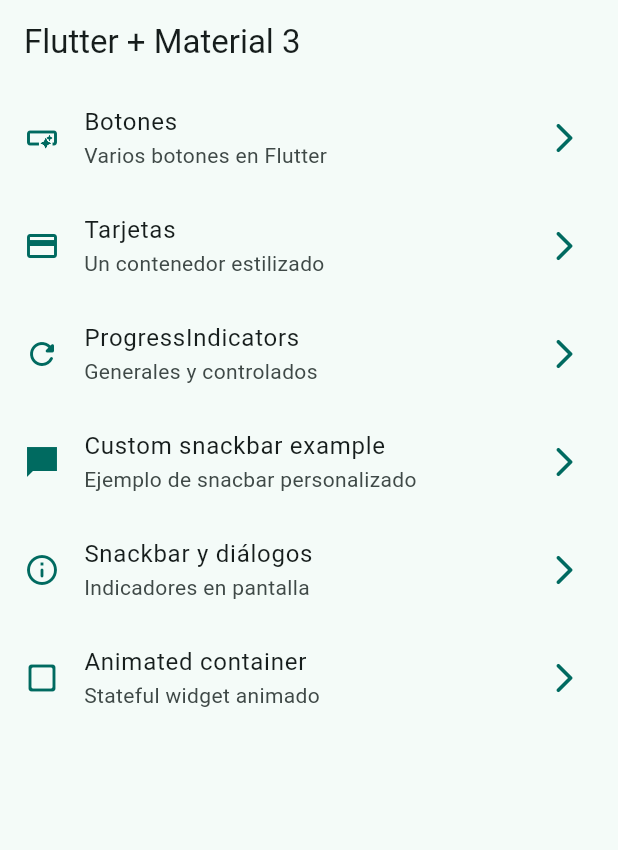
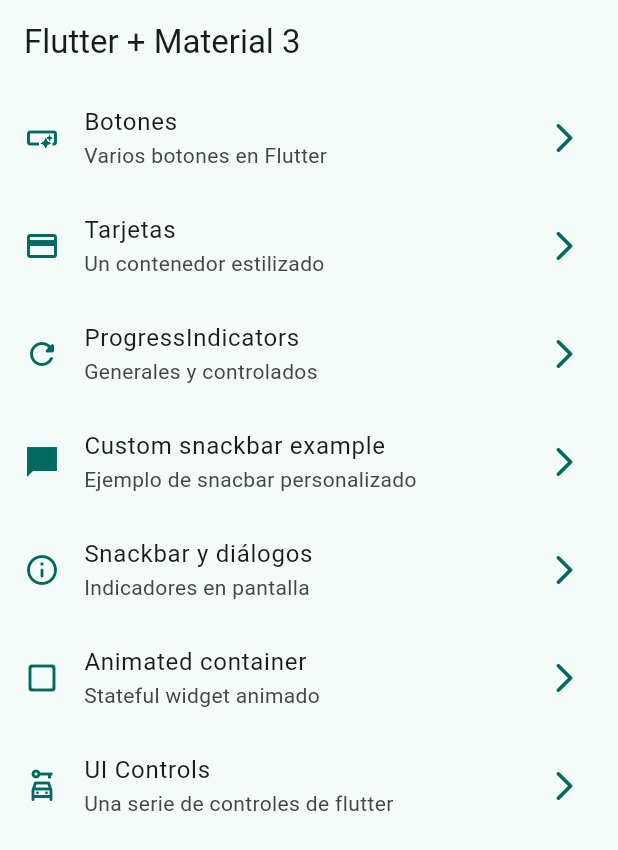
Before and after one commit to Alfer66/widgets_app, a Flutter app: the screen it shows after launch, on a phone screen of 412 x 824 dp. Shown: the top 850 px of the screen. Run offline on Flutter 3.47's test engine with Material 3 defaults, Android fonts, the phone set to English and light mode, and no system bars; our stand-ins replace flutter_svg, go_router.

```diff
--- a/lib/config/menu/menu_items.dart
+++ b/lib/config/menu/menu_items.dart
@@ -46,14 +46,21 @@ const appMenuItems = <MenuItem>[
   MenuItem(
     title: 'Snackbar y diálogos',
     subTitle: 'Indicadores en pantalla',
-    link: '/snackbar_screen',
+    link: '/snackbar',
     icon: Icons.info_outline_rounded
   ),
 
   MenuItem(
     title: 'Animated container',
     subTitle: 'Stateful widget animado',
-    link: '/animated_screen',
+    link: '/animated',
     icon: Icons.check_box_outline_blank_rounded
   ),
+
+  MenuItem(
+    title: 'UI Controls',
+    subTitle: 'Una serie de controles de flutter',
+    link: '/ui-controls',
+    icon: Icons.car_rental_outlined
+  ),
 ];
--- a/lib/config/router/app_router.dart
+++ b/lib/config/router/app_router.dart
@@ -36,15 +36,21 @@ final appRouter = GoRouter(
     ),
 
     GoRoute(
-      path: '/snackbar_screen',
+      path: '/snackbar',
       name: SnackbarScreen.name,
       builder: (context, state) => const SnackbarScreen(),
     ),
 
     GoRoute(
-      path: '/animated_screen',
+      path: '/animated',
       name: AnimatedScreen.name,
       builder: (context, state) => const AnimatedScreen(),
     ),
+
+    GoRoute(
+      path: '/ui-controls',
+      name: UiControlsScreen.name,
+      builder: (context, state) => const UiControlsScreen(),
+    ),
   ],
 );
```
Also changed, not shown: lib/presentation/screens/ui_controls/ui_controls_screen.dart (+93 -1 lines).
